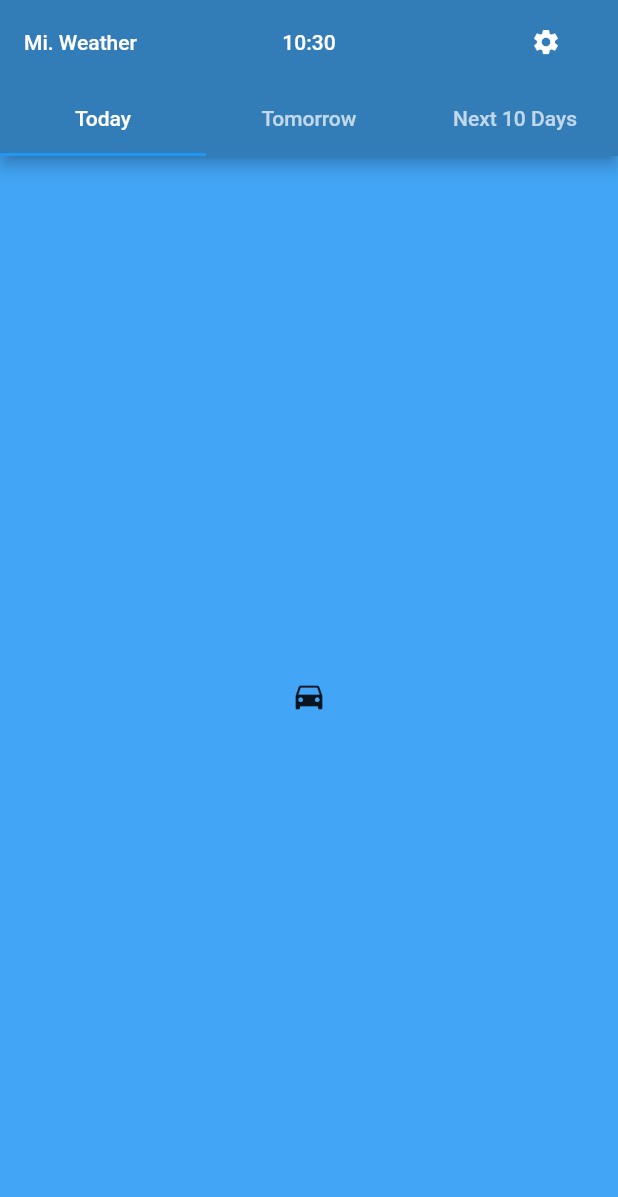
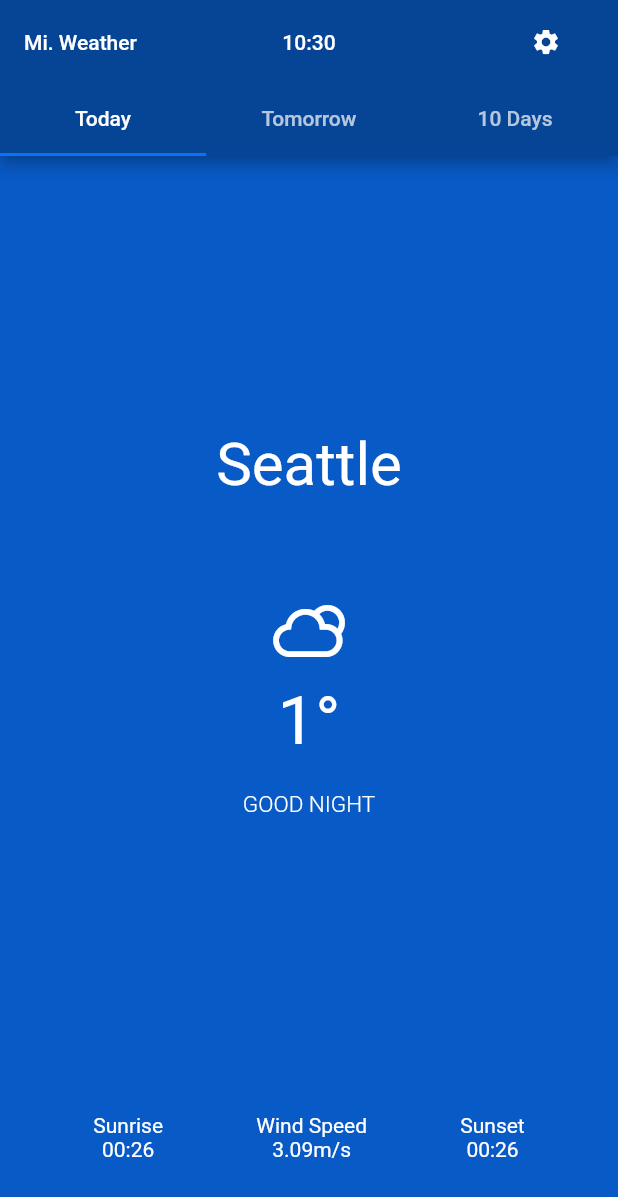
Before and after one commit to SolomonRosemite/Flutter-Minimal-Weather, a Flutter app: the screen it shows after launch, on a phone screen of 412 x 824 dp. Shown: the top 1197 px of the screen. Run offline on Flutter 3.47's test engine with Material 2 defaults, Android fonts, the phone set to English and light mode, and no system bars.

Commit message:
☁️More UI Improvments to SingleDayTab

```diff
--- a/minimalweather/lib/main.dart
+++ b/minimalweather/lib/main.dart
@@ -1,9 +1,7 @@
 import 'package:flutter/material.dart';
 import 'package:minimalweather/views/HomeView.dart';
 
-void main() {
-  runApp(MyApp());
-}
+void main() => runApp(MyApp());
 
 class MyApp extends StatelessWidget {
   @override
@@ -17,49 +15,3 @@ class MyApp extends StatelessWidget {
     );
   }
 }
-
-// class MyHomePage extends StatefulWidget {
-//   MyHomePage({Key key, this.title}) : super(key: key);
-//   final String title;
-
-//   @override
-//   _MyHomePageState createState() => _MyHomePageState();
-// }
-
-// class _MyHomePageState extends State<MyHomePage> {
-//   int _counter = 0;
-
-//   void _incrementCounter() {
-//     setState(() {
-//       _counter++;
-//     });
-//   }
-
-//   @override
-//   Widget build(BuildContext context) {
-//     return Scaffold(
-//       appBar: AppBar(
-//         title: Text(widget.title),
-//       ),
-//       body: Center(
-//         child: Column(
-//           mainAxisAlignment: MainAxisAlignment.center,
-//           children: <Widget>[
-//             Text(
-//               'You have pushed the button this many times:',
-//             ),
-//             Text(
-//               '$_counter',
-//               style: Theme.of(context).textTheme.headline4,
-//             ),
-//           ],
-//         ),
-//       ),
-//       floatingActionButton: FloatingActionButton(
-//         onPressed: _incrementCounter,
-//         tooltip: 'Increment',
-//         child: Icon(Icons.add),
-//       ),
-//     );
-//   }
-// }
--- a/minimalweather/lib/models/WeatherInfo.dart
+++ b/minimalweather/lib/models/WeatherInfo.dart
@@ -1 +1,31 @@
-class WeatherInfo {}
+import 'package:flutter/material.dart';
+
+// https://openweathermap.org/weather-conditions
+// api.openweathermap.org/data/2.5/weather?q={city}&appid={api key}&units=metric
+class WeatherInfo {
+  final String city;
+  final String status; // Clouds, Rain, ...
+  final String description; // scattered clouds, ...
+  final String icon; // 03n
+  final double temp; // 2
+  final double tempMin; // -1.2
+  final double tempMax; // 5
+  final double feelsLike; // -2
+  final int sunrise; // 1617597836
+  final int sunset; // 1617645757
+  final double windSpeed; // 3.09 m/s
+
+  WeatherInfo({
+    @required this.city,
+    @required this.status,
+    @required this.description,
+    @required this.icon,
+    @required this.temp,
+    @required this.tempMax,
+    @required this.tempMin,
+    @required this.feelsLike,
+    @required this.sunrise,
+    @required this.sunset,
+    @required this.windSpeed,
+  });
+}
--- a/minimalweather/lib/tabs/TodayTab.dart
+++ b/minimalweather/lib/tabs/TodayTab.dart
@@ -1,16 +1,73 @@
 import 'package:flutter/material.dart';
+import 'package:intl/intl.dart';
 import 'package:minimalweather/models/WeatherInfo.dart';
+import 'package:minimalweather/views/HomeView.dart';
+import 'package:minimalweather/widgets/WeatherStatusItem.dart';
 
-class TodayTab extends StatelessWidget {
-  TodayTab(this.weatherInfo, this.backgroundColor);
+class SingleDayTab extends StatelessWidget {
+  SingleDayTab(this.weatherInfo, this.backgroundColor);
+
+  final timeFormat = new DateFormat('HH:mm');
   final WeatherInfo weatherInfo;
   final Color backgroundColor;
+
+  String getSunRiseValue(int timestamp) {
+    final value = DateTime.fromMicrosecondsSinceEpoch(timestamp);
+    return timeFormat.format(value).toString();
+  }
 
   @override
   Widget build(BuildContext context) {
     return Container(
       color: backgroundColor,
-      child: Icon(Icons.directions_car),
+      child: Column(
+        mainAxisAlignment: MainAxisAlignment.center,
+        children: [
+          Expanded(
+            child: Align(
+              alignment: Alignment.bottomCenter,
+              child: Text(weatherInfo.city, style: TextStyle(color: Colors.white, fontSize: 40)),
+            ),
+          ),
+          SizedBox(height: 25),
+          Text("a", style: TextStyle(fontFamily: "artill", color: Colors.white, fontSize: 80)),
+          Text(weatherInfo.temp.round().toString() + "°", style: TextStyle(color: Colors.white, fontSize: 45)),
+          SizedBox(height: 20),
+          Text(
+            // "Doood, I'm freezing bruv",
+            // "Kinda freezing out here",
+            // "Good night",
+            "Good night".toUpperCase(),
+            style: TextStyle(
+              color: Colors.white,
+              fontWeight: FontWeight.w300,
+              // fontWeight: FontWeight.w400,
+              fontSize: 15,
+            ),
+          ),
+          Expanded(
+            child: Align(
+              alignment: Alignment.bottomCenter,
+              child: Container(
+                child: Column(
+                  children: [
+                    Spacer(),
+                    Row(
+                      mainAxisAlignment: MainAxisAlignment.spaceEvenly,
+                      children: [
+                        WeatherStatusItem("Sunrise", getSunRiseValue(weatherInfo.sunrise)),
+                        WeatherStatusItem("Wind Speed", weatherInfo.windSpeed.toString() + "m/s"),
+                        WeatherStatusItem("Sunset", getSunRiseValue(weatherInfo.sunset)),
+                      ],
+                    ),
+                  ],
+                ),
+              ),
+            ),
+          ),
+          SizedBox(height: 50),
+        ],
+      ),
     );
   }
 }
--- a/minimalweather/lib/tabs/TomorrowTab.dart
+++ /dev/null
@@ -1,21 +0,0 @@
-import 'package:flutter/material.dart';
-import 'package:minimalweather/models/WeatherInfo.dart';
-
-class TomorrowTab extends StatelessWidget {
-  TomorrowTab(this.weatherInfos, this.backgroundColor);
-  final WeatherInfo weatherInfos;
-  final Color backgroundColor;
-
-  @override
-  Widget build(BuildContext context) {
-    return Container(
-      color: backgroundColor,
-      child: Center(
-        child: Text(
-          "a",
-          style: TextStyle(fontFamily: "artill", color: Colors.black, fontSize: 200),
-        ),
-      ),
-    );
-  }
-}
--- a/minimalweather/lib/views/HomeView.dart
+++ b/minimalweather/lib/views/HomeView.dart
@@ -5,7 +5,6 @@ import 'package:intl/intl.dart';
 import 'package:minimalweather/models/WeatherInfo.dart';
 import 'package:minimalweather/tabs/NextTenDaysTab.dart';
 import 'package:minimalweather/tabs/TodayTab.dart';
-import 'package:minimalweather/tabs/TomorrowTab.dart';
 
 class HomeView extends StatefulWidget {
   @override
@@ -14,11 +13,13 @@ class HomeView extends StatefulWidget {
 
 class _HomeViewState extends State<HomeView> {
   static const duration = const Duration(seconds: 1);
-  final Color backgroundColor = Colors.blue[400];
+  // final Color backgroundColor = Colors.blue[400];
+  final Color backgroundColor = Color.fromARGB(255, 8, 90, 198);
+  Color indicatorColor;
   Color navBarColor;
   Timer timer;
 
-  final timeFormat = new DateFormat('hh:mm');
+  final timeFormat = new DateFormat('HH:mm');
   String time = "";
 
   List<WeatherInfo> weatherInfos;
@@ -28,7 +29,8 @@ class _HomeViewState extends State<HomeView> {
     super.initState();
 
     prepareData();
-    setNavBarColor();
+    setNavBarColor(75);
+    setIndicatorColor(125);
 
     time = timeFormat.format(new DateTime.now());
     if (timer == null)
@@ -42,18 +44,48 @@ class _HomeViewState extends State<HomeView> {
     weatherInfos = [];
 
     for (var i = 0; i < 10; i++) {
-      weatherInfos.add(WeatherInfo());
+      weatherInfos.add(
+        WeatherInfo(
+          city: "Seattle",
+          status: "Clouds",
+          description: "Few Clouds",
+          icon: "03n",
+          temp: 1,
+          feelsLike: -1,
+          tempMax: 5,
+          tempMin: -2,
+          sunrise: 1617597836,
+          sunset: 1617645757,
+          windSpeed: 3.09,
+        ),
+      );
     }
   }
 
-  void setNavBarColor() {
-    final p = 75;
-
+  void setNavBarColor(final int p) {
     final red = ((backgroundColor.red * p) / 100);
     final green = (backgroundColor.green * p) / 100;
     final blue = (backgroundColor.blue * p) / 100;
 
     navBarColor = Color.fromARGB(
+      255,
+      red.round(),
+      green.round(),
+      blue.round(),
+    );
+  }
+
+  void setIndicatorColor(final int p) {
+    final red = ((backgroundColor.red * p) / 100);
+    final green = (backgroundColor.green * p) / 100;
+    final blue = (backgroundColor.blue * p) / 100;
+
+    if (red > 255 || green > 255 || blue > 255) {
+      setIndicatorColor(p - 10);
+      return;
+    }
+
+    indicatorColor = Color.fromARGB(
       255,
       red.round(),
       green.round(),
@@ -100,17 +132,18 @@ class _HomeViewState extends State<HomeView> {
             ],
           ),
           bottom: TabBar(
+            indicatorColor: indicatorColor,
             tabs: [
               Tab(child: Text("Today")),
               Tab(child: Text("Tomorrow")),
-              Tab(child: Text("Next 10 Days")),
+              Tab(child: Text("10 Days")),
             ],
           ),
         ),
         body: TabBarView(
           children: [
-            TodayTab(weatherInfos.first, backgroundColor),
-            TomorrowTab(weatherInfos[1], backgroundColor),
+            SingleDayTab(weatherInfos.first, backgroundColor),
+            SingleDayTab(weatherInfos[1], backgroundColor),
             NextTenDaysTab(weatherInfos, backgroundColor),
           ],
         ),
--- /dev/null
+++ b/minimalweather/lib/widgets/WeatherStatusItem.dart
@@ -0,0 +1,22 @@
+import 'package:flutter/material.dart';
+
+class WeatherStatusItem extends StatelessWidget {
+  WeatherStatusItem(this.title, this.value);
+  final String title;
+  final String value;
+
+  @override
+  Widget build(BuildContext context) {
+    return Container(
+      child: Column(
+        children: [
+          Text(
+            title,
+            style: TextStyle(fontWeight: FontWeight.w400, color: Colors.white),
+          ),
+          Text(value, style: TextStyle(color: Colors.white)),
+        ],
+      ),
+    );
+  }
+}
```
